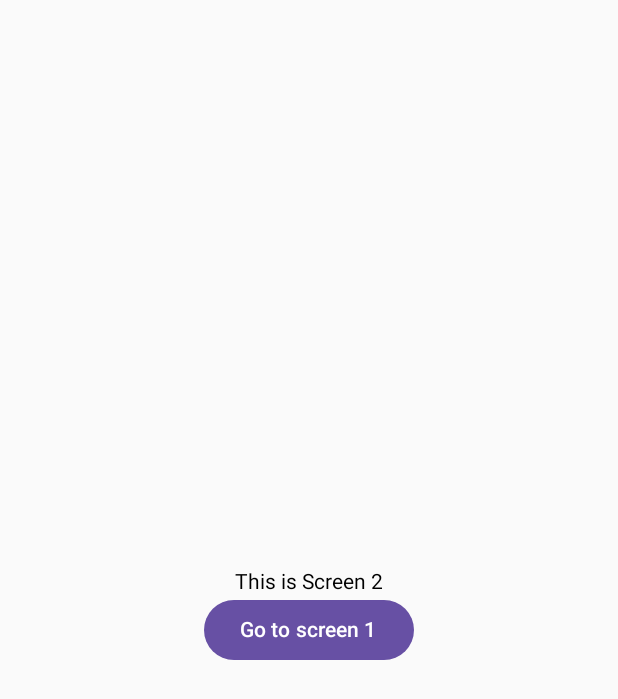
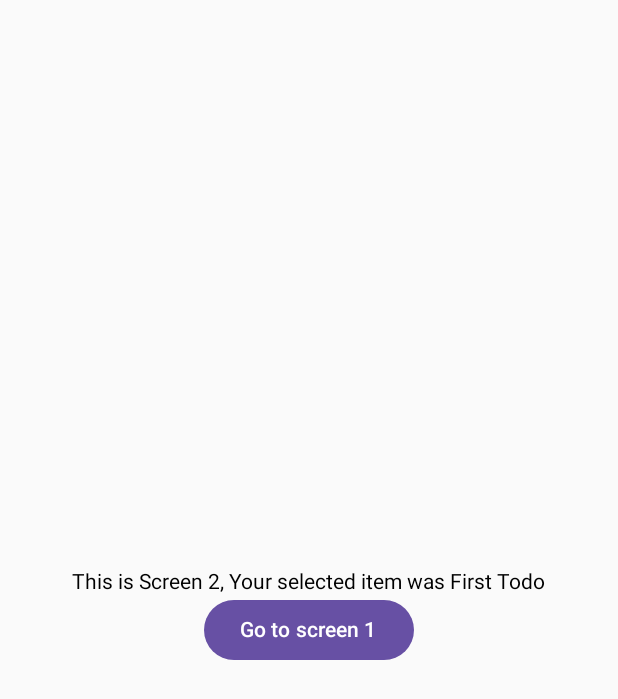
Before and after one commit to Plegik26/To-Do-Android-app, an Android app built with Jetpack Compose: the screen it shows after launch (MainActivity), after a tap on an icon or button, on a phone screen of 412 x 824 dp. Shown: the top 699 px of the screen. Run offline under Robolectric (Android 15) with nearby library versions, the phone set to English and light mode, and no system bars; our stand-ins replace livedata-compose.

```diff
--- a/app/build.gradle.kts
+++ b/app/build.gradle.kts
@@ -51,6 +51,7 @@ dependencies {
     implementation(libs.androidx.compose.material3)
     implementation(libs.androidx.navigation.compose)
     implementation(libs.androidx.compose.runtime)
+    implementation(libs.androidx.compose.runtime.livedata)
     testImplementation(libs.junit)
     androidTestImplementation(libs.androidx.junit)
     androidTestImplementation(libs.androidx.espresso.core)
--- a/app/src/main/java/com/example/todolist/MainActivity.kt
+++ b/app/src/main/java/com/example/todolist/MainActivity.kt
@@ -4,6 +4,8 @@ import android.os.Bundle
 import androidx.activity.ComponentActivity
 import androidx.activity.compose.setContent
 import androidx.activity.enableEdgeToEdge
+import androidx.lifecycle.ViewModel
+import androidx.lifecycle.viewmodel.compose.viewModel
 import androidx.navigation.compose.NavHost
 import androidx.navigation.compose.composable
 import androidx.navigation.compose.rememberNavController
@@ -14,15 +16,16 @@ class MainActivity : ComponentActivity() {
         enableEdgeToEdge()
         setContent {
             val navController = rememberNavController()
+            val viewModel : MyViewModel = viewModel()
             NavHost(navController = navController, startDestination = "screen1") {
                 composable("screen1")    {
-                    Screen1(navController)
+                    Screen1(navController, viewModel)
                 }
                 composable("screen2")    {
-                    Screen2(navController)
+                    Screen2(navController, viewModel)
                 }
                 composable("screen3")    {
-                    Screen3(navController)
+                    Screen3(navController, viewModel)
                 }
             }
 
--- /dev/null
+++ b/app/src/main/java/com/example/todolist/MyViewModel.kt
@@ -0,0 +1,42 @@
+package com.example.todolist
+
+import androidx.lifecycle.LiveData
+import androidx.lifecycle.MutableLiveData
+import androidx.lifecycle.ViewModel
+import java.time.Instant
+import java.util.Date
+
+class MyViewModel : ViewModel() {
+    private val _todoItems = MutableLiveData<List<Todo>>()
+    val todoItems : LiveData<List<Todo>> = _todoItems
+
+    private val _selectedItem = MutableLiveData<Todo>()
+    val selectedItem : LiveData<Todo> = _selectedItem
+
+    fun setSelectedItem(item : Todo)   {
+        _selectedItem.value = item
+    }
+
+}
+
+data class Todo(
+    var id : Int,
+    var title : String,
+    var note : String,
+    var createdAt : Date
+)
+
+fun getTodo() : List<Todo>  {
+    return listOf(
+        Todo(1, "First Todo", "",Date.from(Instant.now())),
+        Todo(2, "Second Todo", "",Date.from(Instant.now())),
+        Todo(3, "Third Todo", "",Date.from(Instant.now())),
+        Todo(4, "Fourth Todo", "",Date.from(Instant.now())),
+        Todo(5, "Fifth Todo", "",Date.from(Instant.now())),
+        Todo(6, "Sixth Todo", "",Date.from(Instant.now())),
+        Todo(7, "Seventh Todo", "",Date.from(Instant.now())),
+        Todo(8, "Eight Todo", "",Date.from(Instant.now())),
+        Todo(9, "Ninth Todo", "", Date.from(Instant.now())),
+        Todo(10, "Tenth Todo", "", Date.from(Instant.now())),
+    )
+}
--- a/app/src/main/java/com/example/todolist/Screen1.kt
+++ b/app/src/main/java/com/example/todolist/Screen1.kt
@@ -1,39 +1,31 @@
 package com.example.todolist
 
-import android.R.attr.text
 import android.icu.text.SimpleDateFormat
 import androidx.compose.foundation.background
 import androidx.compose.foundation.clickable
-import androidx.compose.foundation.gestures.snapping.SnapPosition
-import androidx.compose.foundation.layout.Arrangement
 import androidx.compose.foundation.layout.Column
 import androidx.compose.foundation.layout.Row
-import androidx.compose.foundation.layout.Spacer
 import androidx.compose.foundation.layout.fillMaxHeight
 import androidx.compose.foundation.layout.fillMaxWidth
 import androidx.compose.foundation.layout.height
 import androidx.compose.foundation.layout.padding
-import androidx.compose.foundation.layout.windowInsetsTopHeight
 import androidx.compose.foundation.lazy.LazyColumn
 import androidx.compose.foundation.lazy.items
-import androidx.compose.foundation.lazy.itemsIndexed
-import androidx.compose.foundation.shape.RoundedCornerShape
-import androidx.compose.material3.MaterialTheme
 import androidx.compose.material3.Text
 import androidx.compose.runtime.Composable
+import androidx.compose.runtime.getValue
+import androidx.compose.runtime.livedata.observeAsState
 import androidx.compose.ui.Alignment
 import androidx.compose.ui.Modifier
-import androidx.compose.ui.draw.clip
 import androidx.compose.ui.graphics.Color
-import androidx.compose.ui.text.style.TextAlign
 import androidx.compose.ui.unit.dp
 import androidx.compose.ui.unit.sp
 import androidx.navigation.NavController
 import java.util.Locale
 
 @Composable
-fun Screen1(navController : NavController)  {
-    val todoList = getFakeTodo()
+fun Screen1(navController : NavController, viewModel: MyViewModel)  {
+    val todoList by viewModel.todoItems.observeAsState(getTodo())
 
     Column(
         Modifier.fillMaxHeight(),
@@ -54,7 +46,11 @@ fun Screen1(navController : NavController)  {
                         .padding(8.dp)
                         .background(Color(0xFF2E6F40))
                         .padding(16.dp)
-                        .clickable(onClick = { navController.navigate("screen2") })
+                        .clickable(onClick = {
+                                navController.navigate("screen2")
+                                viewModel.setSelectedItem(item)
+                            }
+                        )
                 ) {
                     Column {
                         Text(
--- a/app/src/main/java/com/example/todolist/Screen2.kt
+++ b/app/src/main/java/com/example/todolist/Screen2.kt
@@ -6,18 +6,22 @@ import androidx.compose.foundation.layout.fillMaxSize
 import androidx.compose.material3.Button
 import androidx.compose.material3.Text
 import androidx.compose.runtime.Composable
+import androidx.compose.runtime.getValue
+import androidx.compose.runtime.livedata.observeAsState
 import androidx.compose.ui.Alignment
 import androidx.compose.ui.Modifier
 import androidx.navigation.NavController
 
 @Composable
-fun Screen2(navController: NavController)   {
+fun Screen2(navController: NavController, viewModel: MyViewModel)   {
+    val selectedItem by viewModel.selectedItem.observeAsState()
+
     Column(
         Modifier.fillMaxSize(),
         verticalArrangement = Arrangement.Center,
         horizontalAlignment = Alignment.CenterHorizontally
     ){
-        Text("This is Screen 2")
+        Text("This is Screen 2, Your selected item was ${selectedItem?.title}")
         Button(
             onClick = { navController.navigate("screen1") }
         )   {
--- a/app/src/main/java/com/example/todolist/Screen3.kt
+++ b/app/src/main/java/com/example/todolist/Screen3.kt
@@ -12,7 +12,7 @@ import androidx.compose.ui.Modifier
 import androidx.navigation.NavController
 
 @Composable
-fun Screen3(navController: NavController)   {
+fun Screen3(navController: NavController, viewModel: MyViewModel)   {
     Column(
         Modifier.fillMaxSize(),
         verticalArrangement = Arrangement.Center,
--- a/app/src/main/java/com/example/todolist/Todo.kt
+++ /dev/null
@@ -1,30 +0,0 @@
-package com.example.todolist
-
-import java.time.Instant
-import java.util.Date
-
-data class Todo(
-    var id : Int,
-    var title : String,
-    var createdAt : Date
-)
-
-fun getFakeTodo() : List<Todo>  {
-    return listOf<Todo>(
-        Todo(1, "First Todo", Date.from(Instant.now())),
-        Todo(2, "Second Todo", Date.from(Instant.now())),
-        Todo(3, "Third Todo", Date.from(Instant.now())),
-        Todo(4, "Mantas Todo", Date.from(Instant.now())),
-        Todo(5, "Mantas Todo", Date.from(Instant.now())),
-        Todo(6, "Mantas Todo", Date.from(Instant.now())),
-        Todo(7, "Mantas Todo", Date.from(Instant.now())),
-        Todo(8, "Mantas Todo", Date.from(Instant.now())),
-        Todo(9, "Mantas Todo", Date.from(Instant.now())),
-        Todo(10, "Mantas Todo", Date.from(Instant.now())),
-        Todo(11, "Mantas Todo", Date.from(Instant.now())),
-        Todo(12, "Mantas Todo", Date.from(Instant.now())),
-        Todo(13, "Mantas Todo", Date.from(Instant.now())),
-        Todo(14, "Mantas Todo", Date.from(Instant.now())),
-        Todo(15, "Mantas Todo", Date.from(Instant.now())),
-        );
-}
--- a/gradle/libs.versions.toml
+++ b/gradle/libs.versions.toml
@@ -10,6 +10,7 @@ activityCompose = "1.11.0"
 composeBom = "2024.09.00"
 navigationCompose = "2.9.5"
 runtime = "1.9.4"
+runtimeLivedata = "1.9.4"
 
 [libraries]
 androidx-core-ktx = { group = "androidx.core", name = "core-ktx", version.ref = "coreKtx" }
@@ -28,6 +29,7 @@ androidx-compose-ui-test-junit4 = { group = "androidx.compose.ui", name = "ui-te
 androidx-compose-material3 = { group = "androidx.compose.material3", name = "material3" }
 androidx-navigation-compose = { group = "androidx.navigation", name = "navigation-compose", version.ref = "navigationCompose" }
 androidx-compose-runtime = { group = "androidx.compose.runtime", name = "runtime", version.ref = "runtime" }
+androidx-compose-runtime-livedata = { group = "androidx.compose.runtime", name = "runtime-livedata", version.ref = "runtimeLivedata" }
 
 [plugins]
 android-application = { id = "com.android.application", version.ref = "agp" }
```
